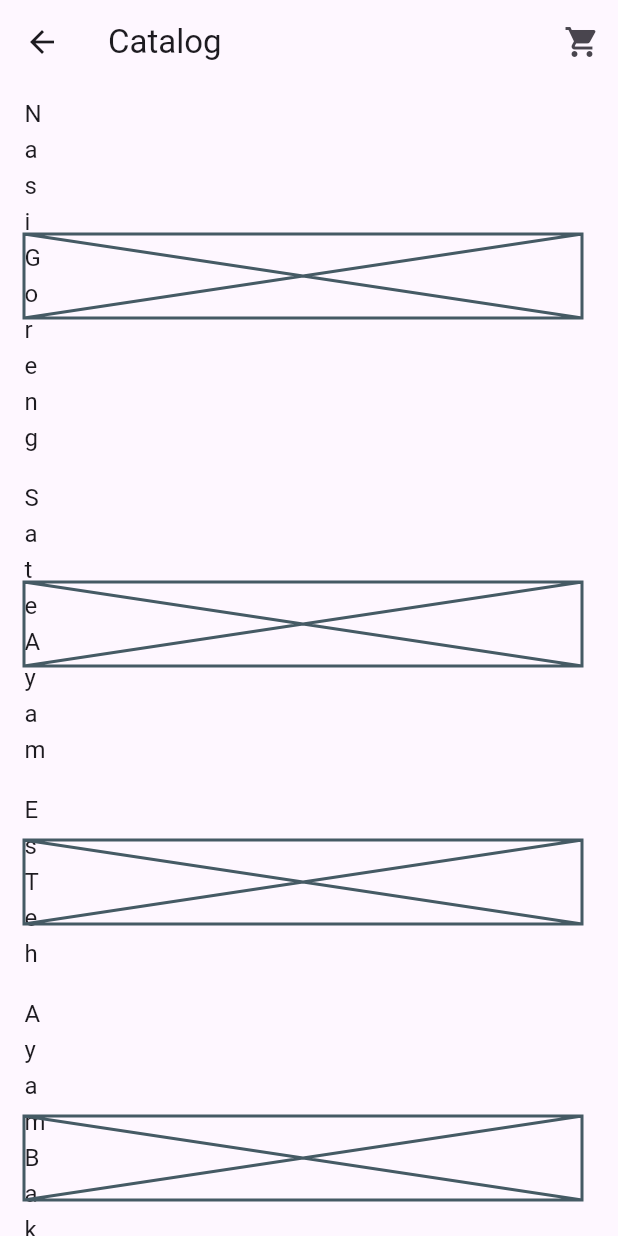
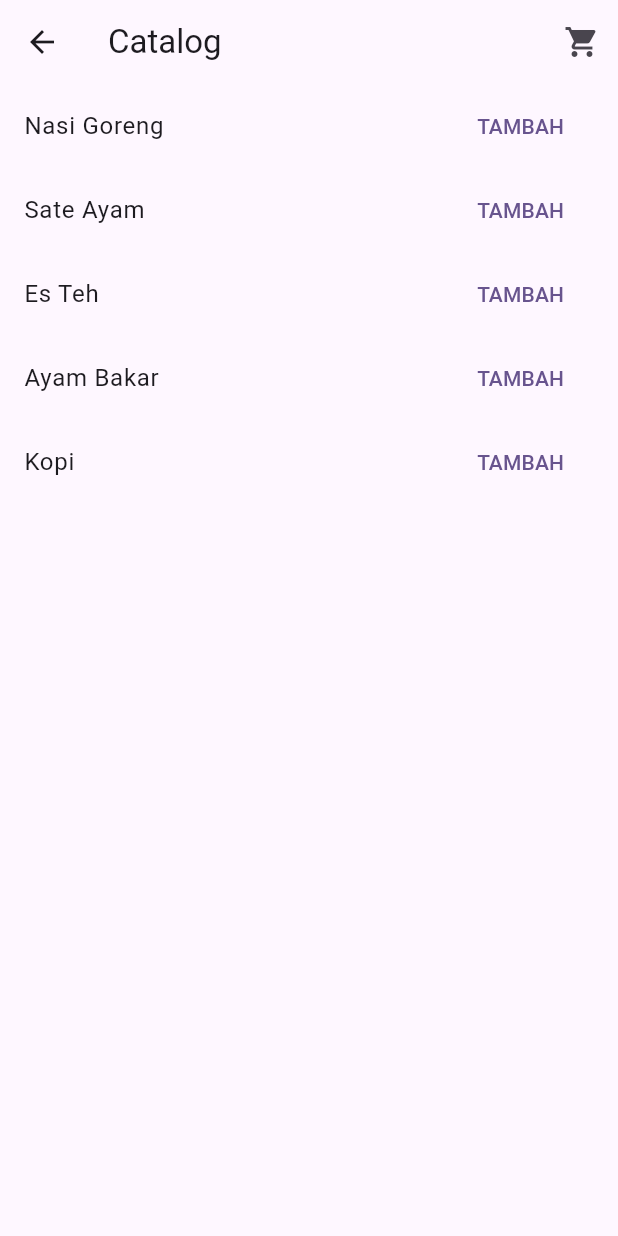
Before and after one commit to muhamadayeshaaulia/semester6.3_Clean_Architecture, a Flutter app: the MyCatalog screen opened directly, on a phone screen of 412 x 824 dp. Run offline on Flutter 3.47's test engine with Material 3 defaults, Android fonts, the light colour scheme and no system bars.

Commit message:
membuat icon check dengan text TAMBAH

```diff
--- a/lib/main.dart
+++ b/lib/main.dart
@@ -103,8 +103,17 @@ class AddButton extends StatelessWidget {
   final String item;
   const AddButton({required this.item, super.key});
 
+
   @override
   Widget build(BuildContext context) {
-    return const Placeholder();
+    final isInCart = context.select<CartModel, bool>((cart) => cart._items.contains(item));
+    return TextButton(
+      onPressed: isInCart
+          ? null
+          : () {
+              context.read<CartModel>().add(item);
+            },
+    child: isInCart ? const Icon(Icons.check) : const Text('TAMBAH'),
+    );
   }
 }
```
